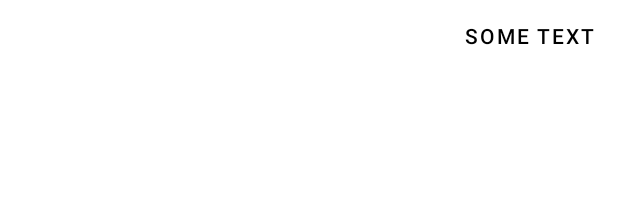
After one commit to android172/DonesiRakijuHousing, an Android app: the layout item_account_dropdown.xml on its own in the app's theme, with its tools: preview values and no code run, on a phone screen of 412 x 824 dp. The commit adds this screen. Shown: the top 218 px of the screen. Run offline under Robolectric (Android 15) with nearby library versions, the phone set to English and light mode, and no system bars.

Commit message:
- Added account settings dropdown menu functionality

```diff
--- /dev/null
+++ b/frontend/app/src/main/res/layout/item_account_dropdown.xml
@@ -0,0 +1,20 @@
+<?xml version="1.0" encoding="utf-8"?>
+<androidx.constraintlayout.widget.ConstraintLayout xmlns:android="http://schemas.android.com/apk/res/android"
+    android:layout_width="match_parent"
+    android:layout_height="wrap_content"
+    xmlns:app="http://schemas.android.com/apk/res-auto"
+    >
+
+    <Button
+        android:id="@+id/btn_account_dd_option"
+        android:layout_width="wrap_content"
+        android:layout_height="wrap_content"
+        android:text="Some Text"
+        android:background="@color/transparent"
+        android:textColor="@color/black"
+        android:paddingVertical="5sp"
+        app:layout_constraintEnd_toEndOf="parent"
+        app:layout_constraintTop_toTopOf="parent"
+        />
+
+</androidx.constraintlayout.widget.ConstraintLayout>
```
Also changed, not shown: frontend/app/src/main/AndroidManifest.xml (+4 -4 lines), frontend/app/src/main/java/com/example/skucise/AccountDropdownAdapter.kt (added, +36 -0 lines), frontend/app/src/main/java/com/example/skucise/DropdownOption.kt (added, +8 -0 lines), frontend/app/src/main/java/com/example/skucise/ReqSender.kt (+7 -4 lines), frontend/app/src/main/java/com/example/skucise/activities/NavigationActivity.kt (+44 -1 lines), frontend/app/src/main/res/layout/activity_navigation.xml (+44 -40 lines).
